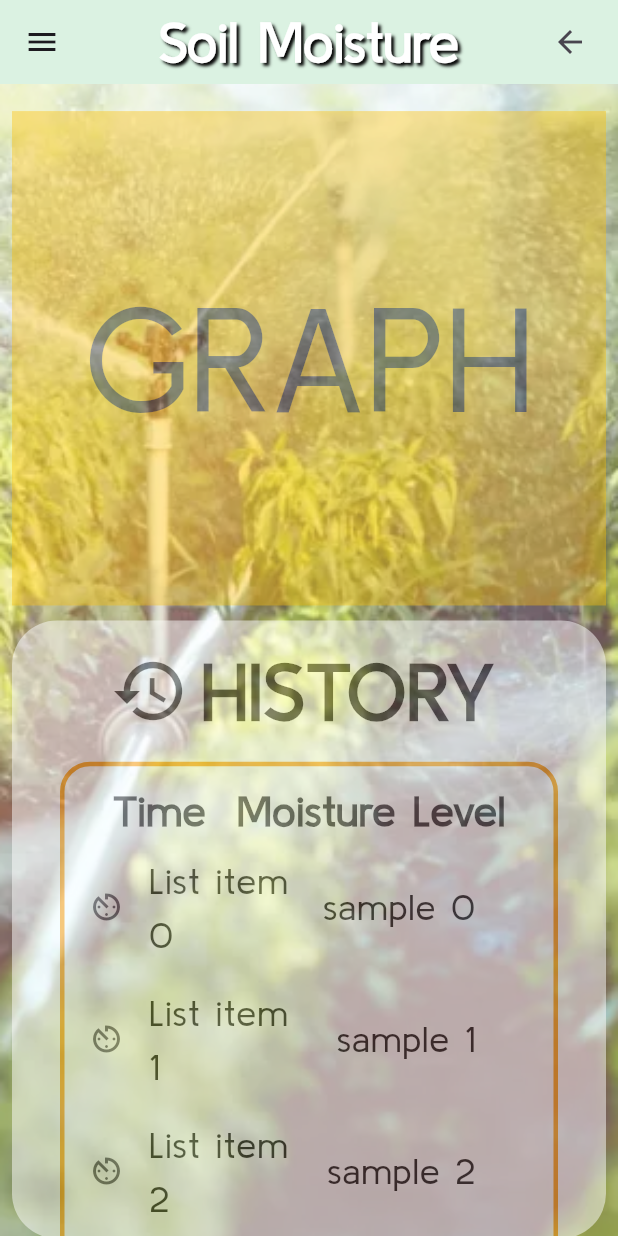
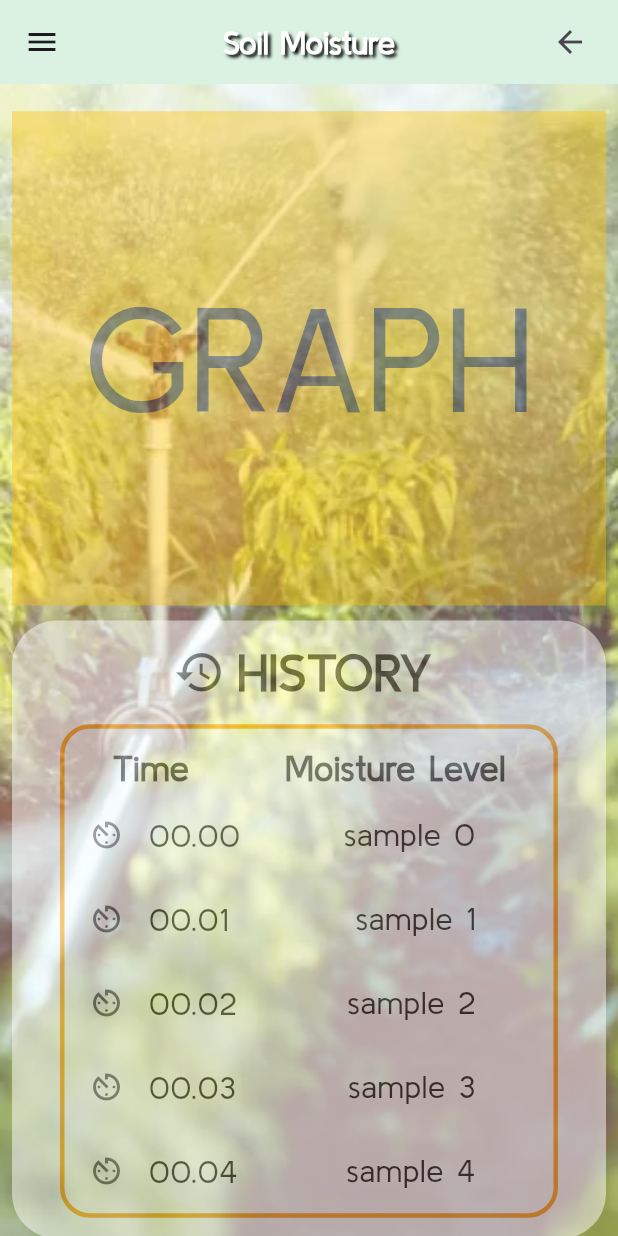
Before and after one commit to SarangthemAmarjit/Soil-Water-Management, a Flutter app: the MoisturePage screen opened by its route, on a phone screen of 412 x 824 dp. Run offline on Flutter 3.47's test engine with Material 3 defaults, Android fonts, the phone set to English and light mode, and no system bars; our stand-ins replace auto_route, flutter_easyloading, flutter_local_notifications, font_awesome_flutter, get, syncfusion_flutter_charts and 2 more; missing offline and left inert: sliding_switch; network calls fail.

Commit message:
fonts asjusted

```diff
--- a/lib/pages/moisture.page.dart
+++ b/lib/pages/moisture.page.dart
@@ -11,17 +11,18 @@ class MoisturePage extends StatelessWidget {
   @override
   Widget build(BuildContext context) {
     double screenheight = MediaQuery.of(context).size.height;
+    double screenwidth = MediaQuery.of(context).size.width;
 
     return Scaffold(
       appBar: AppBar(
         backgroundColor: const Color.fromARGB(255, 219, 242, 226),
-        title: const Text(
+        title: Text(
           "Soil Moisture",
           style: TextStyle(
             color: Colors.white,
-            fontSize: 36,
+            fontSize: screenwidth / 20,
             fontWeight: FontWeight.bold,
-            shadows: <Shadow>[
+            shadows: const <Shadow>[
               Shadow(
                 offset: Offset(2.0, 2.0),
                 blurRadius: 2.0,
@@ -96,22 +97,22 @@ class MoisturePage extends StatelessWidget {
                             SizedBox(
                               height: screenheight / 82,
                             ),
-                            const Row(
+                            Row(
                               mainAxisAlignment: MainAxisAlignment.center,
                               children: [
                                 Icon(
                                   Icons.history,
-                                  size: 52,
+                                  size: screenwidth / 12,
                                 ),
-                                SizedBox(
+                                const SizedBox(
                                   width: 8,
                                 ),
                                 Padding(
-                                  padding: EdgeInsets.only(right: 8.0),
+                                  padding: const EdgeInsets.only(right: 8.0),
                                   child: Text(
                                     "HISTORY",
                                     style: TextStyle(
-                                        fontSize: 52,
+                                        fontSize: screenwidth / 12,
                                         fontWeight: FontWeight.bold),
                                   ),
                                 ),
@@ -137,8 +138,8 @@ class MoisturePage extends StatelessWidget {
                                     SizedBox(
                                       height: screenheight / 82,
                                     ),
-                                    const Padding(
-                                      padding: EdgeInsets.symmetric(
+                                    Padding(
+                                      padding: const EdgeInsets.symmetric(
                                           horizontal: 32.0),
                                       child: Row(
                                         mainAxisAlignment:
@@ -147,13 +148,13 @@ class MoisturePage extends StatelessWidget {
                                           Text(
                                             "Time",
                                             style: TextStyle(
-                                                fontSize: 28,
+                                                fontSize: screenwidth / 18,
                                                 fontWeight: FontWeight.bold),
                                           ),
                                           Text(
                                             "Moisture Level",
                                             style: TextStyle(
-                                                fontSize: 28,
+                                                fontSize: screenwidth / 18,
                                                 fontWeight: FontWeight.bold),
                                           )
                                         ],
@@ -172,16 +173,17 @@ class MoisturePage extends StatelessWidget {
                                                     right: 28.0),
                                                 child: Text(
                                                   "sample $index",
-                                                  style: const TextStyle(
+                                                  style: TextStyle(
                                                       color: Colors.black,
-                                                      fontSize: 24),
+                                                      fontSize:
+                                                          screenwidth / 20),
                                                 ),
                                               ),
                                               title: Text(
-                                                "List item $index",
-                                                style: const TextStyle(
+                                                "00.0$index",
+                                                style: TextStyle(
                                                     color: Colors.black,
-                                                    fontSize: 24),
+                                                    fontSize: screenwidth / 20),
                                               ));
                                         }),
                                   ],
```
Also changed, not shown: lib/pages/soilNPK.page.dart (+29 -21 lines).
